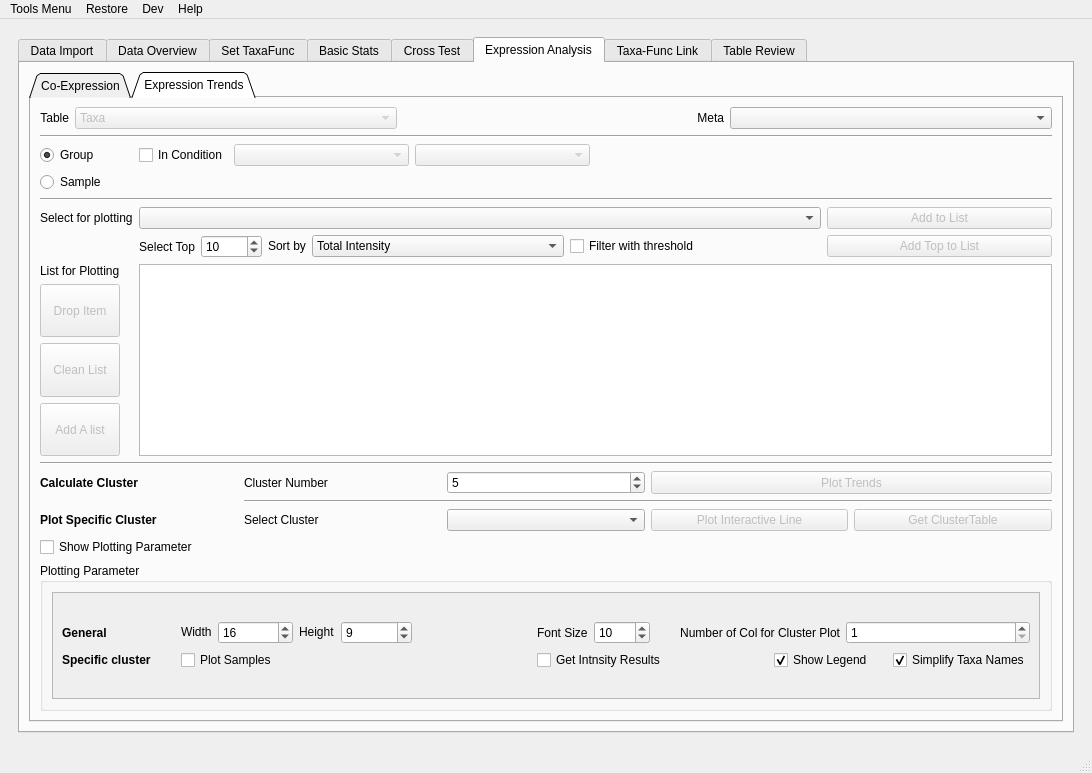
Qt form metax/gui/metax_gui/main_window.ui (byemaxx/MetaX) before a commit.
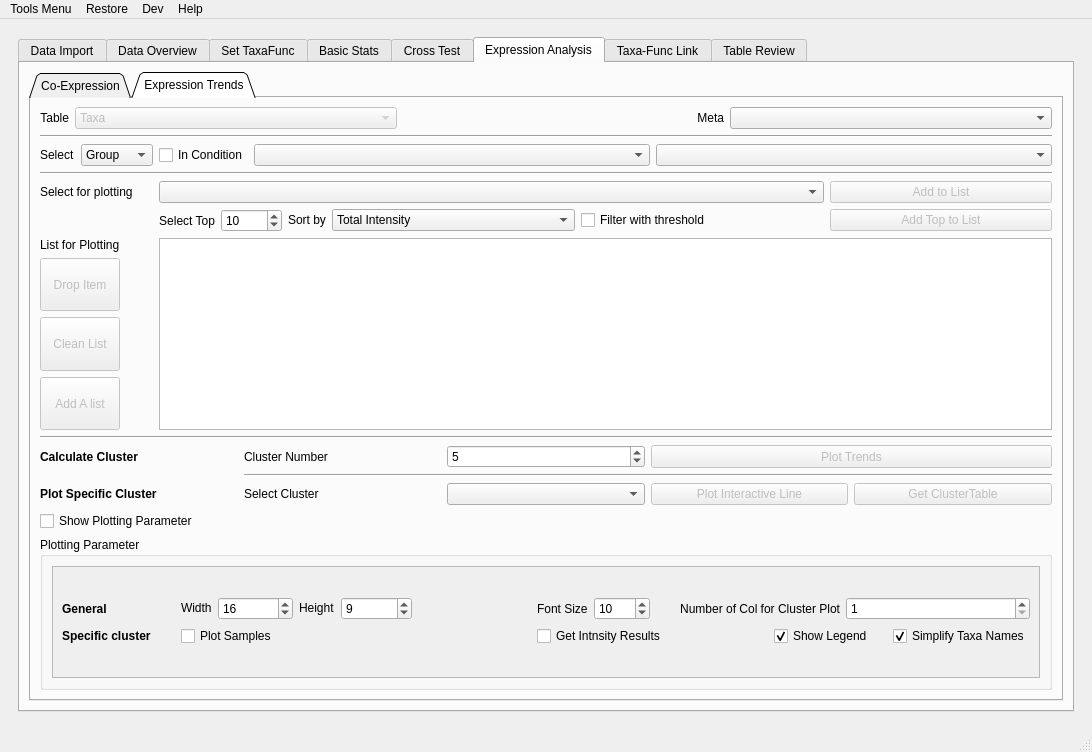
The same form after that commit. The open tabs and pages were chosen to show the change.

Commit message: Change the layout of selection group or sample group in the basic plot part to make the layout more clear.

Diff of the .ui file:
```diff
--- a/metax/gui/metax_gui/main_window.ui
+++ b/metax/gui/metax_gui/main_window.ui
@@ -7,7 +7,7 @@
     <x>0</x>
     <y>0</y>
     <width>991</width>
-    <height>773</height>
+    <height>752</height>
    </rect>
   </property>
   <property name="sizePolicy">
@@ -7265,132 +7265,32 @@
                 <string>Expression Trends</string>
                </attribute>
                <layout class="QGridLayout" name="gridLayout_24">
-                <item row="2" column="1" colspan="2">
-                 <layout class="QHBoxLayout" name="horizontalLayout_45">
+                <item row="2" column="0">
+                 <layout class="QHBoxLayout" name="horizontalLayout_115">
                   <item>
-                   <widget class="QCheckBox" name="checkBox_trends_in_condition">
-                    <property name="sizePolicy">
-                     <sizepolicy hsizetype="Fixed" vsizetype="Fixed">
-                      <horstretch>0</horstretch>
-                      <verstretch>0</verstretch>
-                     </sizepolicy>
-                    </property>
-                    <property name="layoutDirection">
-                     <enum>Qt::LeftToRight</enum>
-                    </property>
+                   <widget class="QLabel" name="label_215">
                     <property name="text">
-                     <string>In Condition</string>
+                     <string>Select</string>
                     </property>
                    </widget>
                   </item>
                   <item>
-                   <widget class="QComboBox" name="comboBox_trends_condition_meta">
-                    <property name="enabled">
-                     <bool>false</bool>
-                    </property>
-                   </widget>
-                  </item>
-                  <item>
-                   <layout class="QHBoxLayout" name="horizontalLayout_76">
+                   <widget class="QComboBox" name="comboBox_trends_group_sample">
                     <item>
-                     <widget class="QComboBox" name="comboBox_trends_condition_group">
-                      <property name="enabled">
-                       <bool>false</bool>
-                      </property>
-                      <property name="sizePolicy">
-                       <sizepolicy hsizetype="Preferred" vsizetype="Fixed">
-                        <horstretch>0</horstretch>
-                        <verstretch>0</verstretch>
-                       </sizepolicy>
-                      </property>
-                     </widget>
+                     <property name="text">
+                      <string>Group</string>
+                     </property>
                     </item>
-                   </layout>
+                    <item>
+                     <property name="text">
+                      <string>Sample</string>
+                     </property>
+                    </item>
+                   </widget>
                   </item>
                  </layout>
                 </item>
-                <item row="5" column="1" colspan="3">
-                 <widget class="QComboBox" name="comboBox_trends_selection_list">
-                  <property name="sizePolicy">
-                   <sizepolicy hsizetype="Preferred" vsizetype="Preferred">
-                    <horstretch>0</horstretch>
-                    <verstretch>0</verstretch>
-                   </sizepolicy>
-                  </property>
-                  <property name="minimumSize">
-                   <size>
-                    <width>600</width>
-                    <height>0</height>
-                   </size>
-                  </property>
-                 </widget>
-                </item>
-                <item row="7" column="1" rowspan="2" colspan="4">
-                 <widget class="QListWidget" name="listWidget_trends_list_for_ploting">
-                  <property name="sizePolicy">
-                   <sizepolicy hsizetype="Preferred" vsizetype="Preferred">
-                    <horstretch>0</horstretch>
-                    <verstretch>0</verstretch>
-                   </sizepolicy>
-                  </property>
-                 </widget>
-                </item>
-                <item row="2" column="0">
-                 <widget class="QRadioButton" name="radioButton_trends_group">
-                  <property name="sizePolicy">
-                   <sizepolicy hsizetype="Preferred" vsizetype="Fixed">
-                    <horstretch>0</horstretch>
-                    <verstretch>0</verstretch>
-                   </sizepolicy>
-                  </property>
-                  <property name="text">
-                   <string>Group</string>
-                  </property>
-                  <property name="checked">
-                   <bool>true</bool>
-                  </property>
-                 </widget>
-                </item>
-                <item row="6" column="4">
-                 <widget class="QPushButton" name="pushButton_trends_add_top">
-                  <property name="enabled">
-                   <bool>false</bool>
-                  </property>
-                  <property name="sizePolicy">
-                   <sizepolicy hsizetype="Preferred" vsizetype="Fixed">
-                    <horstretch>0</horstretch>
-                    <verstretch>0</verstretch>
-                   </sizepolicy>
-                  </property>
-                  <property name="toolTip">
-                   <string>Add conditionally filtered items to the drawing box</string>
-                  </property>
-                  <property name="text">
-                   <string>Add Top to List</string>
-                  </property>
-                 </widget>
-                </item>
-                <item row="1" column="0" colspan="5">
-                 <widget class="Line" name="line_18">
-                  <property name="orientation">
-                   <enum>Qt::Horizontal</enum>
-                  </property>
-                 </widget>
-                </item>
-                <item row="3" column="0">
-                 <widget class="QRadioButton" name="radioButton_trends_sample">
-                  <property name="sizePolicy">
-                   <sizepolicy hsizetype="Preferred" vsizetype="Fixed">
-                    <horstretch>0</horstretch>
-                    <verstretch>0</verstretch>
-                   </sizepolicy>
-                  </property>
-                  <property name="text">
-                   <string>Sample</string>
-                  </property>
-                 </widget>
-                </item>
-                <item row="7" column="0">
+                <item row="6" column="0">
                  <widget class="QLabel" name="label_98">
                   <property name="sizePolicy">
                    <sizepolicy hsizetype="Maximum" vsizetype="Maximum">
@@ -7403,294 +7303,19 @@
                   </property>
                  </widget>
                 </item>
-                <item row="6" column="1" colspan="3">
-                 <layout class="QHBoxLayout" name="horizontalLayout_46">
-                  <item>
-                   <widget class="QLabel" name="label_99">
-                    <property name="sizePolicy">
-                     <sizepolicy hsizetype="Fixed" vsizetype="Preferred">
-                      <horstretch>0</horstretch>
-                      <verstretch>0</verstretch>
-                     </sizepolicy>
-                    </property>
-                    <property name="text">
-                     <string>Select Top</string>
-                    </property>
-                    <property name="alignment">
-                     <set>Qt::AlignRight|Qt::AlignTrailing|Qt::AlignVCenter</set>
-                    </property>
-                   </widget>
-                  </item>
-                  <item>
-                   <widget class="QSpinBox" name="spinBox_trends_top_num">
-                    <property name="sizePolicy">
-                     <sizepolicy hsizetype="Fixed" vsizetype="Fixed">
-                      <horstretch>0</horstretch>
-                      <verstretch>0</verstretch>
-                     </sizepolicy>
-                    </property>
-                    <property name="minimum">
-                     <number>1</number>
-                    </property>
-                    <property name="maximum">
-                     <number>99999</number>
-                    </property>
-                    <property name="value">
-                     <number>10</number>
-                    </property>
-                   </widget>
-                  </item>
-                  <item>
-                   <widget class="QLabel" name="label_91">
-                    <property name="sizePolicy">
-                     <sizepolicy hsizetype="Fixed" vsizetype="Fixed">
-                      <horstretch>0</horstretch>
-                      <verstretch>0</verstretch>
-                     </sizepolicy>
-                    </property>
-                    <property name="text">
-                     <string>Sort by</string>
-                    </property>
-                   </widget>
-                  </item>
-                  <item>
-                   <widget class="QComboBox" name="comboBox_trends_top_by">
-                    <item>
-                     <property name="text">
-                      <string>Total Intensity</string>
-                     </property>
-                    </item>
-                    <item>
-                     <property name="text">
-                      <string>Frequency in Samples</string>
-                     </property>
-                    </item>
-                    <item>
-                     <property name="text">
-                      <string>Number of links</string>
-                     </property>
-                    </item>
-                    <item>
-                     <property name="text">
-                      <string>ANOVA(p-value)</string>
-                     </property>
-                    </item>
-                    <item>
-                     <property name="text">
-                      <string>ANOVA(f-statistic)</string>
-                     </property>
-                    </item>
-                    <item>
-                     <property name="text">
-                      <string>T-TEST(p-value)</string>
-                     </property>
-                    </item>
-                    <item>
-                     <property name="text">
-                      <string>T-TEST(t-statistic)</string>
-                     </property>
-                    </item>
-                    <item>
-                     <property name="text">
-                      <string>Deseq2-up(p-value)</string>
-                     </property>
-                    </item>
-                    <item>
-                     <property name="text">
-                      <string>Deseq2-down(p-value)</string>
-                     </property>
-                    </item>
-                    <item>
-                     <property name="text">
-                      <string>Deseq2-up(log2FC)</string>
-                     </property>
-                    </item>
-                    <item>
-                     <property name="text">
-                      <string>Deseq2-down(log2FC)</string>
-                     </property>
-                    </item>
-                   </widget>
-                  </item>
-                  <item>
-                   <widget class="QCheckBox" name="checkBox_trends_top_filtered">
-                    <property name="text">
-                     <string>Filter with threshold</string>
-                    </property>
-                   </widget>
-                  </item>
-                 </layout>
-                </item>
-                <item row="9" column="0" colspan="5">
-                 <widget class="Line" name="line_31">
+                <item row="1" column="0" colspan="5">
+                 <widget class="Line" name="line_18">
                   <property name="orientation">
                    <enum>Qt::Horizontal</enum>
                   </property>
                  </widget>
                 </item>
-                <item row="2" column="3" colspan="2">
-                 <layout class="QVBoxLayout" name="verticalLayout_trends_group"/>
-                </item>
-                <item row="4" column="0" colspan="5">
-                 <widget class="Line" name="line_19">
-                  <property name="orientation">
-                   <enum>Qt::Horizontal</enum>
-                  </property>
-                 </widget>
-                </item>
-                <item row="3" column="1" colspan="4">
-                 <layout class="QVBoxLayout" name="verticalLayout_trends_sample"/>
-                </item>
-                <item row="5" column="4">
-                 <widget class="QPushButton" name="pushButton_trends_add">
-                  <property name="enabled">
-                   <bool>false</bool>
-                  </property>
-                  <property name="sizePolicy">
-                   <sizepolicy hsizetype="Preferred" vsizetype="Fixed">
-                    <horstretch>0</horstretch>
-                    <verstretch>0</verstretch>
-                   </sizepolicy>
-                  </property>
-                  <property name="toolTip">
-                   <string>Add selected item to the drawing box</string>
-                  </property>
-                  <property name="text">
-                   <string>Add to List</string>
-                  </property>
-                 </widget>
-                </item>
-                <item row="8" column="0">
-                 <layout class="QVBoxLayout" name="verticalLayout_3">
-                  <item>
-                   <widget class="QPushButton" name="pushButton_trends_drop_item">
-                    <property name="enabled">
-                     <bool>false</bool>
-                    </property>
-                    <property name="sizePolicy">
-                     <sizepolicy hsizetype="Fixed" vsizetype="Preferred">
-                      <horstretch>0</horstretch>
-                      <verstretch>0</verstretch>
-                     </sizepolicy>
-                    </property>
-                    <property name="text">
-                     <string>Drop Item</string>
-                    </property>
-                   </widget>
-                  </item>
-                  <item>
-                   <widget class="QPushButton" name="pushButton_trends_clean_list">
-                    <property name="enabled">
-                     <bool>false</bool>
-                    </property>
-                    <property name="sizePolicy">
-                     <sizepolicy hsizetype="Fixed" vsizetype="Preferred">
-                      <horstretch>0</horstretch>
-                      <verstretch>0</verstretch>
-                     </sizepolicy>
-                    </property>
-                    <property name="text">
-                     <string>Clean List</string>
-                    </property>
-                   </widget>
-                  </item>
-                  <item>
-                   <widget class="QPushButton" name="pushButton_trends_add_a_list">
-                    <property name="enabled">
-                     <bool>false</bool>
-                    </property>
-                    <property name="sizePolicy">
-                     <sizepolicy hsizetype="Fixed" vsizetype="Preferred">
-                      <horstretch>0</horstretch>
-                      <verstretch>0</verstretch>
-                     </sizepolicy>
-                    </property>
-                    <property name="toolTip">
-                     <string>Add a list to the drawing box, make sure there is one item per line.</string>
-                    </property>
-                    <property name="text">
-                     <string>Add A list</string>
-                    </property>
-                   </widget>
-                  </item>
-                 </layout>
-                </item>
-                <item row="0" column="0" colspan="5">
-                 <layout class="QHBoxLayout" name="horizontalLayout_44">
-                  <item>
-                   <widget class="QLabel" name="label_96">
-                    <property name="sizePolicy">
-                     <sizepolicy hsizetype="Fixed" vsizetype="Preferred">
-                      <horstretch>0</horstretch>
-                      <verstretch>0</verstretch>
-                     </sizepolicy>
-                    </property>
-                    <property name="layoutDirection">
-                     <enum>Qt::LeftToRight</enum>
-                    </property>
-                    <property name="text">
-                     <string>Table</string>
-                    </property>
-                    <property name="alignment">
-                     <set>Qt::AlignRight|Qt::AlignTrailing|Qt::AlignVCenter</set>
-                    </property>
-                   </widget>
-                  </item>
-                  <item>
-                   <widget class="QComboBox" name="comboBox_trends_table">
-                    <property name="enabled">
-                     <bool>false</bool>
-                    </property>
-                    <item>
-                     <property name="text">
-                      <string>Taxa</string>
-                     </property>
-                    </item>
-                    <item>
-                     <property name="text">
-                      <string>Functions</string>
-                     </property>
-                    </item>
-                    <item>
-                     <property name="text">
-                      <string>Taxa-Functions</string>
-                     </property>
-                    </item>
-                    <item>
-                     <property name="text">
-                      <string>Peptides</string>
-                     </property>
-                    </item>
-                   </widget>
-                  </item>
-                  <item>
-                   <widget class="QLabel" name="label_148">
-                    <property name="text">
-                     <string>Meta</string>
-                    </property>
-                    <property name="alignment">
-                     <set>Qt::AlignRight|Qt::AlignTrailing|Qt::AlignVCenter</set>
-                    </property>
-                   </widget>
-                  </item>
-                  <item>
-                   <widget class="QComboBox" name="comboBox_trends_meta"/>
-                  </item>
-                 </layout>
-                </item>
-                <item row="5" column="0">
-                 <widget class="QLabel" name="label_100">
-                  <property name="text">
-                   <string>Select for plotting</string>
-                  </property>
-                 </widget>
-                </item>
-                <item row="11" column="0" colspan="5">
+                <item row="10" column="0" colspan="5">
                  <widget class="QGroupBox" name="groupBox_expression_trends_plot_settings">
                   <property name="maximumSize">
                    <size>
                     <width>16777215</width>
-                    <height>240</height>
+                    <height>260</height>
                    </size>
                   </property>
                   <property name="title">
@@ -7708,7 +7333,7 @@
                         <x>0</x>
                         <y>0</y>
                         <width>885</width>
-                        <height>123</height>
+                        <height>119</height>
                        </rect>
                       </property>
                       <layout class="QGridLayout" name="gridLayout_57">
@@ -7933,7 +7558,375 @@
                   </layout>
                  </widget>
                 </item>
-                <item row="10" column="0" colspan="5">
+                <item row="6" column="1" rowspan="2" colspan="4">
+                 <widget class="QListWidget" name="listWidget_trends_list_for_ploting">
+                  <property name="sizePolicy">
+                   <sizepolicy hsizetype="Preferred" vsizetype="Preferred">
+                    <horstretch>0</horstretch>
+                    <verstretch>0</verstretch>
+                   </sizepolicy>
+                  </property>
+                 </widget>
+                </item>
+                <item row="2" column="1" colspan="4">
+                 <layout class="QHBoxLayout" name="horizontalLayout_116">
+                  <item>
+                   <layout class="QHBoxLayout" name="horizontalLayout_45">
+                    <item>
+                     <widget class="QCheckBox" name="checkBox_trends_in_condition">
+                      <property name="sizePolicy">
+                       <sizepolicy hsizetype="Fixed" vsizetype="Fixed">
+                        <horstretch>0</horstretch>
+                        <verstretch>0</verstretch>
+                       </sizepolicy>
+                      </property>
+                      <property name="layoutDirection">
+                       <enum>Qt::LeftToRight</enum>
+                      </property>
+                      <property name="text">
+                       <string>In Condition</string>
+                      </property>
+                     </widget>
+                    </item>
+                    <item>
+                     <layout class="QHBoxLayout" name="horizontalLayout_76">
+                      <item>
+                       <widget class="QComboBox" name="comboBox_trends_condition_meta">
+                        <property name="enabled">
+                         <bool>true</bool>
+                        </property>
+                       </widget>
+                      </item>
+                      <item>
+                       <widget class="QComboBox" name="comboBox_trends_condition_group">
+                        <property name="enabled">
+                         <bool>true</bool>
+                        </property>
+                        <property name="sizePolicy">
+                         <sizepolicy hsizetype="Preferred" vsizetype="Fixed">
+                          <horstretch>0</horstretch>
+                          <verstretch>0</verstretch>
+                         </sizepolicy>
+                        </property>
+                       </widget>
+                      </item>
+                     </layout>
+                    </item>
+                   </layout>
+                  </item>
+                  <item>
+                   <layout class="QVBoxLayout" name="verticalLayout_trends_group"/>
+                  </item>
+                  <item>
+                   <layout class="QVBoxLayout" name="verticalLayout_trends_sample"/>
+                  </item>
+                 </layout>
+                </item>
+                <item row="4" column="4">
+                 <widget class="QPushButton" name="pushButton_trends_add">
+                  <property name="enabled">
+                   <bool>false</bool>
+                  </property>
+                  <property name="sizePolicy">
+                   <sizepolicy hsizetype="Preferred" vsizetype="Fixed">
+                    <horstretch>0</horstretch>
+                    <verstretch>0</verstretch>
+                   </sizepolicy>
+                  </property>
+                  <property name="toolTip">
+                   <string>Add selected item to the drawing box</string>
+                  </property>
+                  <property name="text">
+                   <string>Add to List</string>
+                  </property>
+                 </widget>
+                </item>
+                <item row="5" column="1" colspan="3">
+                 <layout class="QHBoxLayout" name="horizontalLayout_46">
+                  <item>
+                   <widget class="QLabel" name="label_99">
+                    <property name="sizePolicy">
+                     <sizepolicy hsizetype="Fixed" vsizetype="Preferred">
+                      <horstretch>0</horstretch>
+                      <verstretch>0</verstretch>
+                     </sizepolicy>
+                    </property>
+                    <property name="text">
+                     <string>Select Top</string>
+                    </property>
+                    <property name="alignment">
+                     <set>Qt::AlignRight|Qt::AlignTrailing|Qt::AlignVCenter</set>
+                    </property>
+                   </widget>
+                  </item>
+                  <item>
+                   <widget class="QSpinBox" name="spinBox_trends_top_num">
+                    <property name="sizePolicy">
+                     <sizepolicy hsizetype="Fixed" vsizetype="Fixed">
+                      <horstretch>0</horstretch>
+                      <verstretch>0</verstretch>
+                     </sizepolicy>
+                    </property>
+                    <property name="minimum">
+                     <number>1</number>
+                    </property>
+                    <property name="maximum">
+                     <number>99999</number>
+                    </property>
+                    <property name="value">
+                     <number>10</number>
+                    </property>
+                   </widget>
+                  </item>
+                  <item>
+                   <widget class="QLabel" name="label_91">
+                    <property name="sizePolicy">
+                     <sizepolicy hsizetype="Fixed" vsizetype="Fixed">
+                      <horstretch>0</horstretch>
+                      <verstretch>0</verstretch>
+                     </sizepolicy>
+                    </property>
+                    <property name="text">
+                     <string>Sort by</string>
+                    </property>
+                   </widget>
+                  </item>
+                  <item>
+                   <widget class="QComboBox" name="comboBox_trends_top_by">
+                    <item>
+                     <property name="text">
+                      <string>Total Intensity</string>
+                     </property>
+                    </item>
+                    <item>
+                     <property name="text">
+                      <string>Frequency in Samples</string>
+                     </property>
+                    </item>
+                    <item>
+                     <property name="text">
+                      <string>Number of links</string>
+                     </property>
+                    </item>
+                    <item>
+                     <property name="text">
+                      <string>ANOVA(p-value)</string>
+                     </property>
+                    </item>
+                    <item>
+                     <property name="text">
+                      <string>ANOVA(f-statistic)</string>
+                     </property>
+                    </item>
+                    <item>
+                     <property name="text">
+                      <string>T-TEST(p-value)</string>
+                     </property>
+                    </item>
+                    <item>
+                     <property name="text">
+                      <string>T-TEST(t-statistic)</string>
+                     </property>
+                    </item>
+                    <item>
+                     <property name="text">
+                      <string>Deseq2-up(p-value)</string>
+                     </property>
+                    </item>
+                    <item>
+                     <property name="text">
+                      <string>Deseq2-down(p-value)</string>
+                     </property>
+                    </item>
+                    <item>
+                     <property name="text">
+                      <string>Deseq2-up(log2FC)</string>
+                     </property>
+                    </item>
+                    <item>
+                     <property name="text">
+                      <string>Deseq2-down(log2FC)</string>
+                     </property>
+                    </item>
+                   </widget>
+                  </item>
+                  <item>
+                   <widget class="QCheckBox" name="checkBox_trends_top_filtered">
+                    <property name="text">
+                     <string>Filter with threshold</string>
+                    </property>
+                   </widget>
+                  </item>
+                 </layout>
+                </item>
+                <item row="7" column="0">
+                 <layout class="QVBoxLayout" name="verticalLayout_3">
+                  <item>
+                   <widget class="QPushButton" name="pushButton_trends_drop_item">
+                    <property name="enabled">
+                     <bool>false</bool>
+                    </property>
+                    <property name="sizePolicy">
+                     <sizepolicy hsizetype="Fixed" vsizetype="Preferred">
+                      <horstretch>0</horstretch>
+                      <verstretch>0</verstretch>
+                     </sizepolicy>
+                    </property>
+                    <property name="text">
+                     <string>Drop Item</string>
+                    </property>
+                   </widget>
+                  </item>
+                  <item>
+                   <widget class="QPushButton" name="pushButton_trends_clean_list">
+                    <property name="enabled">
+                     <bool>false</bool>
+                    </property>
+                    <property name="sizePolicy">
+                     <sizepolicy hsizetype="Fixed" vsizetype="Preferred">
+                      <horstretch>0</horstretch>
+                      <verstretch>0</verstretch>
+                     </sizepolicy>
+                    </property>
+                    <property name="text">
+                     <string>Clean List</string>
+                    </property>
+                   </widget>
+                  </item>
+                  <item>
+                   <widget class="QPushButton" name="pushButton_trends_add_a_list">
+                    <property name="enabled">
+                     <bool>false</bool>
+                    </property>
+                    <property name="sizePolicy">
+                     <sizepolicy hsizetype="Fixed" vsizetype="Preferred">
+                      <horstretch>0</horstretch>
+                      <verstretch>0</verstretch>
+                     </sizepolicy>
+                    </property>
+                    <property name="toolTip">
+                     <string>Add a list to the drawing box, make sure there is one item per line.</string>
+                    </property>
+                    <property name="text">
+                     <string>Add A list</string>
+                    </property>
+                   </widget>
+                  </item>
+                 </layout>
+                </item>
+                <item row="3" column="0" colspan="5">
+                 <widget class="Line" name="line_19">
+                  <property name="orientation">
+                   <enum>Qt::Horizontal</enum>
+                  </property>
+                 </widget>
+                </item>
+                <item row="4" column="0">
+                 <widget class="QLabel" name="label_100">
+                  <property name="text">
+                   <string>Select for plotting</string>
+                  </property>
+                 </widget>
+                </item>
+                <item row="0" column="0" colspan="5">
+                 <layout class="QHBoxLayout" name="horizontalLayout_44">
+                  <item>
+                   <widget class="QLabel" name="label_96">
+                    <property name="sizePolicy">
+                     <sizepolicy hsizetype="Fixed" vsizetype="Preferred">
+                      <horstretch>0</horstretch>
+                      <verstretch>0</verstretch>
+                     </sizepolicy>
+                    </property>
+                    <property name="layoutDirection">
+                     <enum>Qt::LeftToRight</enum>
+                    </property>
+                    <property name="text">
+                     <string>Table</string>
+                    </property>
+                    <property name="alignment">
+                     <set>Qt::AlignRight|Qt::AlignTrailing|Qt::AlignVCenter</set>
+                    </property>
+                   </widget>
+                  </item>
+                  <item>
+                   <widget class="QComboBox" name="comboBox_trends_table">
+                    <property name="enabled">
+                     <bool>false</bool>
+                    </property>
+                    <item>
+                     <property name="text">
+                      <string>Taxa</string>
+                     </property>
+                    </item>
+                    <item>
+                     <property name="text">
+                      <string>Functions</string>
+                     </property>
+                    </item>
+                    <item>
+                     <property name="text">
+                      <string>Taxa-Functions</string>
+                     </property>
+                    </item>
+                    <item>
+                     <property name="text">
+                      <string>Peptides</string>
+                     </property>
+                    </item>
+                   </widget>
+                  </item>
+                  <item>
+                   <widget class="QLabel" name="label_148">
+                    <property name="text">
+                     <string>Meta</string>
+                    </property>
+                    <property name="alignment">
+                     <set>Qt::AlignRight|Qt::AlignTrailing|Qt::AlignVCenter</set>
+                    </property>
+                   </widget>
+                  </item>
+                  <item>
+                   <widget class="QComboBox" name="comboBox_trends_meta"/>
+                  </item>
+                 </layout>
+                </item>
+                <item row="4" column="1" colspan="3">
+                 <widget class="QComboBox" name="comboBox_trends_selection_list">
+                  <property name="sizePolicy">
+                   <sizepolicy hsizetype="Preferred" vsizetype="Preferred">
+                    <horstretch>0</horstretch>
+                    <verstretch>0</verstretch>
+                   </sizepolicy>
+                  </property>
+                  <property name="minimumSize">
+                   <size>
+                    <width>600</width>
+                    <height>0</height>
+                   </size>
+                  </property>
+                 </widget>
+                </item>
+                <item row="5" column="4">
+                 <widget class="QPushButton" name="pushButton_trends_add_top">
+                  <property name="enabled">
+                   <bool>false</bool>
+                  </property>
+                  <property name="sizePolicy">
+                   <sizepolicy hsizetype="Preferred" vsizetype="Fixed">
+                    <horstretch>0</horstretch>
+                    <verstretch>0</verstretch>
+                   </sizepolicy>
+                  </property>
+                  <property name="toolTip">
+                   <string>Add conditionally filtered items to the drawing box</string>
+                  </property>
+                  <property name="text">
+                   <string>Add Top to List</string>
+                  </property>
+                 </widget>
+                </item>
+                <item row="9" column="0" colspan="5">
                  <layout class="QGridLayout" name="gridLayout_61">
                   <item row="2" column="1">
                    <widget class="QLabel" name="label_93">
@@ -8052,6 +8045,13 @@
                   </item>
                  </layout>
                 </item>
+                <item row="8" column="0" colspan="5">
+                 <widget class="Line" name="line_31">
+                  <property name="orientation">
+                   <enum>Qt::Horizontal</enum>
+                  </property>
+                 </widget>
+                </item>
                </layout>
               </widget>
              </widget>
```
Left out of the diff: 3551 changed lines with no effect on the pictures. The commit also changes 5 other files.
